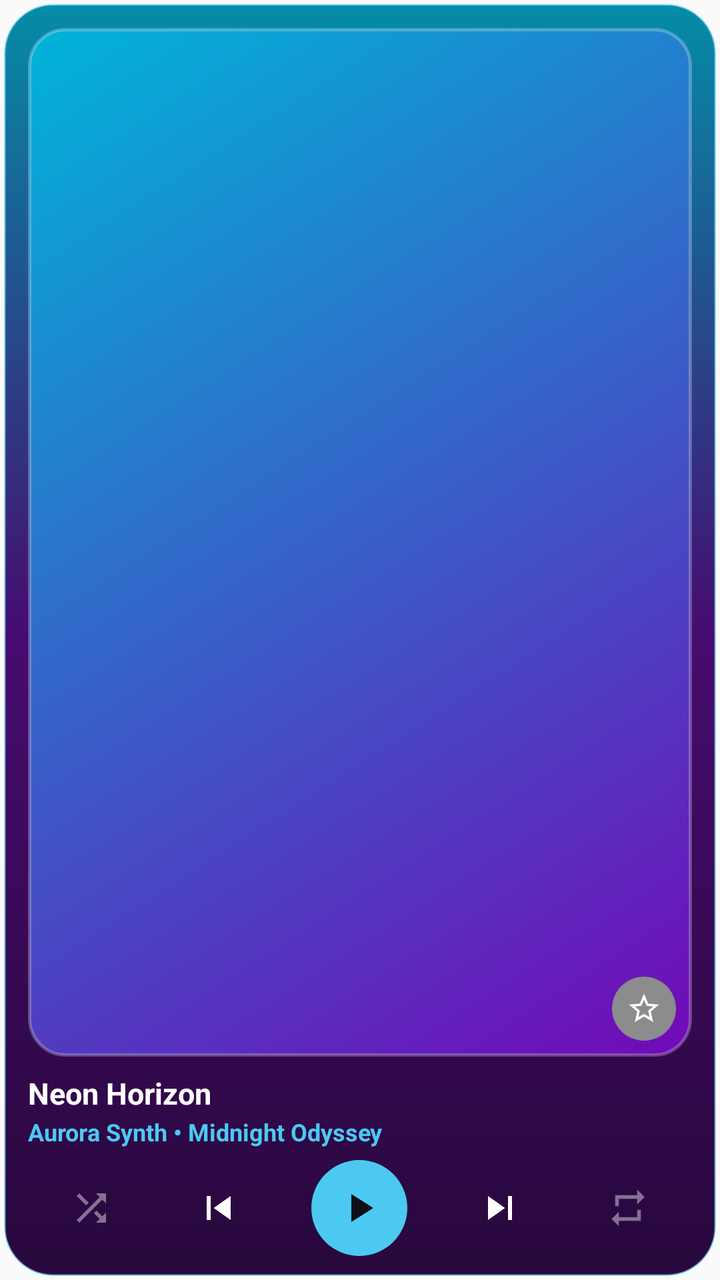
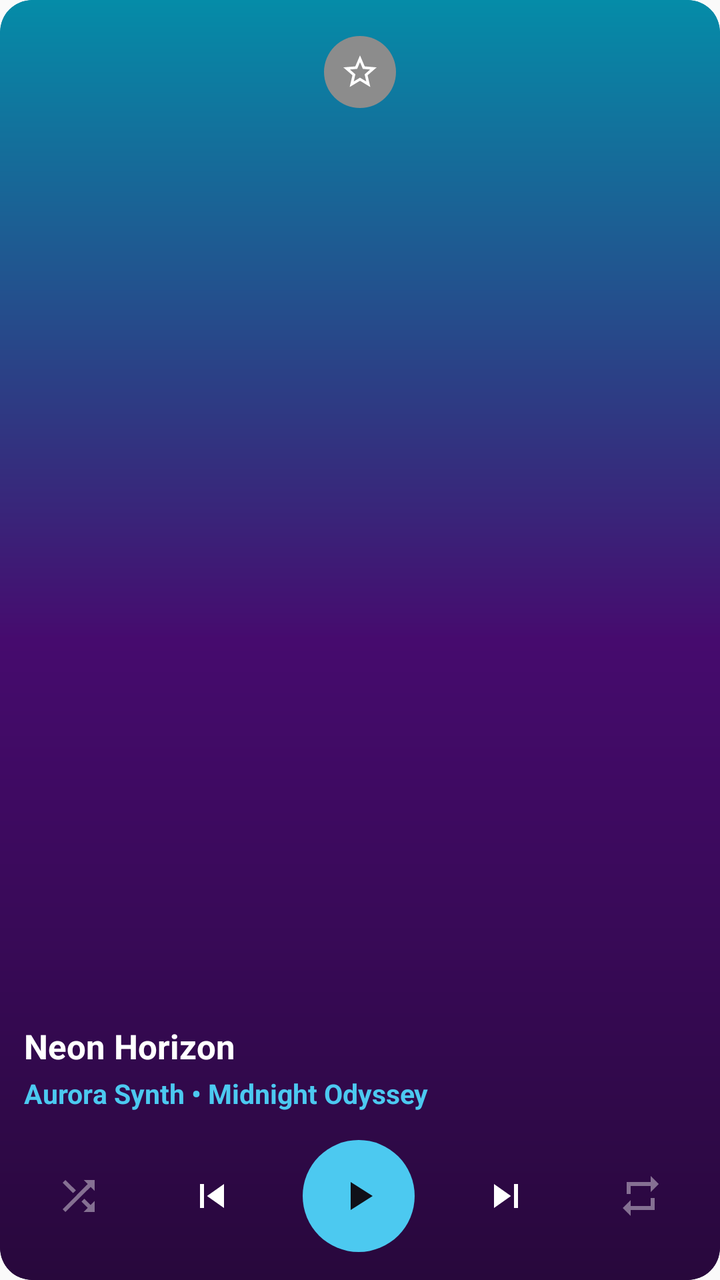

The first picture is an Android layout as it rendered before a commit; the second is the same layout after the commit. The layout source and the unified diff follow.
<!-- AndroidManifest.xml: application theme Theme.Toolbox -->
<!-- res/layout/widget_music_album_art.xml -->
<?xml version="1.0" encoding="utf-8"?>
<FrameLayout xmlns:android="http://schemas.android.com/apk/res/android"
    android:id="@+id/widget_album_root"
    android:layout_width="match_parent"
    android:layout_height="match_parent"
    android:padding="2dp">

    <ImageView
        android:id="@+id/widget_album_background"
        android:layout_width="match_parent"
        android:layout_height="match_parent"
        android:contentDescription="@null"
        android:scaleType="fitXY"
        android:src="@drawable/bg_music_widget_album_art" />

    <LinearLayout
        android:id="@+id/widget_album_content"
        android:layout_width="match_parent"
        android:layout_height="match_parent"
        android:orientation="vertical"
        android:paddingStart="12dp"
        android:paddingTop="12dp"
        android:paddingEnd="12dp"
        android:paddingBottom="10dp">

        <FrameLayout
            android:id="@+id/widget_album_art_container"
            android:layout_width="match_parent"
            android:layout_height="0dp"
            android:layout_weight="1">

            <ImageView
                android:id="@+id/widget_album_art"
                android:layout_width="match_parent"
                android:layout_height="match_parent"
                android:contentDescription="Album Art"
                android:scaleType="fitXY"
                android:src="@drawable/bg_music_widget_artwork_placeholder" />

            <FrameLayout
                android:id="@+id/widget_album_favorite_container"
                android:layout_width="32dp"
                android:layout_height="32dp"
                android:layout_gravity="bottom|end"
                android:layout_margin="8dp">

                <ImageView
                    android:id="@+id/widget_album_favorite_bg"
                    android:layout_width="match_parent"
                    android:layout_height="match_parent"
                    android:contentDescription="@null"
                    android:src="@drawable/bg_music_widget_circle"
                    android:tint="#73000000" />

                <ImageView
                    android:id="@+id/widget_album_favorite_button"
                    android:layout_width="match_parent"
                    android:layout_height="match_parent"
                    android:background="?android:attr/selectableItemBackgroundBorderless"
                    android:contentDescription="Favorite"
                    android:padding="7dp"
                    android:scaleType="centerInside"
                    android:src="@drawable/ic_media_favorite_off"
                    android:tint="#FFFFFFFF" />
            </FrameLayout>
        </FrameLayout>

        <LinearLayout
            android:id="@+id/widget_album_text_container"
            android:layout_width="match_parent"
            android:layout_height="wrap_content"
            android:orientation="vertical"
            android:paddingTop="8dp"
            android:paddingBottom="6dp">

            <TextView
                android:id="@+id/widget_album_title"
                android:layout_width="match_parent"
                android:layout_height="wrap_content"
                android:ellipsize="end"
                android:maxLines="1"
                android:text="Neon Horizon"
                android:textColor="#FFFFFFFF"
                android:textSize="15sp"
                android:textStyle="bold" />

            <TextView
                android:id="@+id/widget_album_subtitle"
                android:layout_width="match_parent"
                android:layout_height="wrap_content"
                android:layout_marginTop="1dp"
                android:ellipsize="end"
                android:maxLines="1"
                android:text="Aurora Synth • Midnight Odyssey"
                android:textColor="#FF4CC9F0"
                android:textSize="12sp"
                android:textStyle="bold" />
        </LinearLayout>

        <LinearLayout
            android:id="@+id/widget_album_controls_row"
            android:layout_width="match_parent"
            android:layout_height="wrap_content"
            android:gravity="center_vertical"
            android:orientation="horizontal">

            <FrameLayout
                android:layout_width="0dp"
                android:layout_height="wrap_content"
                android:layout_weight="1">

                <FrameLayout
                    android:id="@+id/widget_album_shuffle_container"
                    android:layout_width="36dp"
                    android:layout_height="36dp"
                    android:layout_gravity="center">

                    <ImageView
                        android:id="@+id/widget_album_shuffle_bg"
                        android:layout_width="match_parent"
                        android:layout_height="match_parent"
                        android:contentDescription="@null"
                        android:src="@drawable/bg_music_widget_circle"
                        android:tint="#404CC9F0"
                        android:visibility="invisible" />

                    <ImageView
                        android:id="@+id/widget_album_shuffle_button"
                        android:layout_width="match_parent"
                        android:layout_height="match_parent"
                        android:background="?android:attr/selectableItemBackgroundBorderless"
                        android:contentDescription="Shuffle Off"
                        android:padding="7dp"
                        android:scaleType="centerInside"
                        android:src="@drawable/ic_media_shuffle_off"
                        android:tint="#B3FFFFFF" />
                </FrameLayout>
            </FrameLayout>

            <FrameLayout
                android:layout_width="0dp"
                android:layout_height="wrap_content"
                android:layout_weight="1">

                <ImageView
                    android:id="@+id/widget_album_prev_button"
                    android:layout_width="38dp"
                    android:layout_height="38dp"
                    android:layout_gravity="center"
                    android:background="?android:attr/selectableItemBackgroundBorderless"
                    android:contentDescription="Previous track"
                    android:padding="6dp"
                    android:scaleType="centerInside"
                    android:src="@drawable/ic_media_skip_previous"
                    android:tint="#FFFFFFFF" />
            </FrameLayout>

            <FrameLayout
                android:layout_width="0dp"
                android:layout_height="wrap_content"
                android:layout_weight="1.2">

                <FrameLayout
                    android:id="@+id/widget_album_play_pause_container"
                    android:layout_width="48dp"
                    android:layout_height="48dp"
                    android:layout_gravity="center">

                    <ImageView
                        android:id="@+id/widget_album_play_pause_bg"
                        android:layout_width="match_parent"
                        android:layout_height="match_parent"
                        android:contentDescription="@null"
                        android:src="@drawable/bg_music_widget_circle"
                        android:tint="#FF4CC9F0" />

                    <ImageView
                        android:id="@+id/widget_album_play_pause_button"
                        android:layout_width="match_parent"
                        android:layout_height="match_parent"
                        android:background="?android:attr/selectableItemBackgroundBorderless"
                        android:contentDescription="Play"
                        android:padding="11dp"
                        android:scaleType="centerInside"
                        android:src="@drawable/ic_media_play"
                        android:tint="#FF101018" />
                </FrameLayout>
            </FrameLayout>

            <FrameLayout
                android:layout_width="0dp"
                android:layout_height="wrap_content"
                android:layout_weight="1">

                <ImageView
                    android:id="@+id/widget_album_next_button"
                    android:layout_width="38dp"
                    android:layout_height="38dp"
                    android:layout_gravity="center"
                    android:background="?android:attr/selectableItemBackgroundBorderless"
                    android:contentDescription="Next track"
                    android:padding="6dp"
                    android:scaleType="centerInside"
                    android:src="@drawable/ic_media_skip_next"
                    android:tint="#FFFFFFFF" />
            </FrameLayout>

            <FrameLayout
                android:layout_width="0dp"
                android:layout_height="wrap_content"
                android:layout_weight="1">

                <FrameLayout
                    android:id="@+id/widget_album_repeat_container"
                    android:layout_width="36dp"
                    android:layout_height="36dp"
                    android:layout_gravity="center">

                    <ImageView
                        android:id="@+id/widget_album_repeat_bg"
                        android:layout_width="match_parent"
                        android:layout_height="match_parent"
                        android:contentDescription="@null"
                        android:src="@drawable/bg_music_widget_circle"
                        android:tint="#404CC9F0"
                        android:visibility="invisible" />

                    <ImageView
                        android:id="@+id/widget_album_repeat_button"
                        android:layout_width="match_parent"
                        android:layout_height="match_parent"
                        android:background="?android:attr/selectableItemBackgroundBorderless"
                        android:contentDescription="Repeat Off"
                        android:padding="7dp"
                        android:scaleType="centerInside"
                        android:src="@drawable/ic_media_repeat_off"
                        android:tint="#B3FFFFFF" />
                </FrameLayout>
            </FrameLayout>
        </LinearLayout>
    </LinearLayout>
</FrameLayout>
<!-- resources referenced by this layout -->
<resources>
  <!-- drawable bg_music_widget_album_art (drawable) -->
  <?xml version="1.0" encoding="utf-8"?>
  <shape xmlns:android="http://schemas.android.com/apk/res/android"
      android:shape="rectangle">
      <corners android:radius="24dp" />
      <gradient
          android:angle="270"
          android:startColor="#FF058CA8"
          android:centerColor="#FF460B6E"
          android:endColor="#FF28083C"
          android:type="linear" />
      <stroke
          android:width="1dp"
          android:color="#664CC9F0" />
  </shape>
  <!-- drawable bg_music_widget_artwork_placeholder (drawable) -->
  <?xml version="1.0" encoding="utf-8"?>
  <shape xmlns:android="http://schemas.android.com/apk/res/android"
      android:shape="rectangle">
      <corners android:radius="18dp" />
      <gradient
          android:angle="315"
          android:startColor="#FF00B4D8"
          android:endColor="#FF7209B7"
          android:type="linear" />
      <stroke
          android:width="1.5dp"
          android:color="#40FFFFFF" />
  </shape>
  <!-- drawable bg_music_widget_circle (drawable) -->
  <?xml version="1.0" encoding="utf-8"?>
  <shape xmlns:android="http://schemas.android.com/apk/res/android"
      android:shape="oval">
      <solid android:color="#FFFFFFFF" />
  </shape>
  <!-- drawable ic_media_favorite_off (drawable) -->
  <vector xmlns:android="http://schemas.android.com/apk/res/android"
      android:width="24dp"
      android:height="24dp"
      android:viewportWidth="24"
      android:viewportHeight="24">
      <path
          android:fillColor="#FFFFFFFF"
          android:pathData="M22,9.24l-7.19,-0.62L12,2 9.19,8.63 2,9.24l5.46,4.73L5.82,21 12,17.27 18.18,21l-1.63,-7.03L22,9.24zM12,15.4l-3.76,2.27 1,-4.28 -3.32,-2.88 4.38,-0.38L12,6.1l1.71,4.04 4.38,0.38 -3.32,2.88 1,4.28L12,15.4z" />
  </vector>
  <!-- drawable ic_media_play (drawable) -->
  <vector xmlns:android="http://schemas.android.com/apk/res/android"
      android:width="24dp"
      android:height="24dp"
      android:viewportWidth="24"
      android:viewportHeight="24">
      <path
          android:fillColor="#FFFFFFFF"
          android:pathData="M8,5v14l11,-7z" />
  </vector>
  <!-- drawable ic_media_repeat_off (drawable) -->
  <vector xmlns:android="http://schemas.android.com/apk/res/android"
      android:width="24dp"
      android:height="24dp"
      android:viewportWidth="24"
      android:viewportHeight="24">
      <path
          android:fillColor="#FFFFFFFF"
          android:fillAlpha="0.42"
          android:pathData="M7,7h10v3l4,-4 -4,-4v3H5v6h2V7zm10,10H7v-3l-4,4 4,4v-3h12v-6h-2v4z" />
  </vector>
  <!-- drawable ic_media_shuffle_off (drawable) -->
  <vector xmlns:android="http://schemas.android.com/apk/res/android"
      android:width="24dp"
      android:height="24dp"
      android:viewportWidth="24"
      android:viewportHeight="24">
      <path
          android:fillColor="#FFFFFFFF"
          android:fillAlpha="0.42"
          android:pathData="M10.59,9.17L5.41,4 4,5.41l5.17,5.17 1.42,-1.41zM14.5,4l2.04,2.04L4,18.59 5.41,20 17.96,7.46 20,9.5V4h-5.5zm0.33,9.41l-1.41,1.41 3.13,3.13L14.5,20H20v-5.5l-2.04,2.04 -3.13,-3.13z" />
  </vector>
  <!-- drawable ic_media_skip_next (drawable) -->
  <vector xmlns:android="http://schemas.android.com/apk/res/android"
      android:width="24dp"
      android:height="24dp"
      android:viewportWidth="24"
      android:viewportHeight="24">
      <path
          android:fillColor="#FFFFFFFF"
          android:pathData="M6,18l8.5,-6L6,6v12zM16,6v12h2L18,6h-2z" />
  </vector>
  <!-- drawable ic_media_skip_previous (drawable) -->
  <vector xmlns:android="http://schemas.android.com/apk/res/android"
      android:width="24dp"
      android:height="24dp"
      android:viewportWidth="24"
      android:viewportHeight="24">
      <path
          android:fillColor="#FFFFFFFF"
          android:pathData="M6,6h2v12L6,18zM9.5,12l8.5,6L18,6z" />
  </vector>
  <style name="Theme.Toolbox" parent="android:Theme.Material.Light.NoActionBar" />
</resources>

<!-- the commit's change to res/layout/widget_music_album_art.xml (unified diff, before → after) -->
@@ -3,7 +3,8 @@
     android:id="@+id/widget_album_root"
     android:layout_width="match_parent"
     android:layout_height="match_parent"
-    android:padding="2dp">
+    android:background="@drawable/bg_music_widget_album_art"
+    android:clipToOutline="true">
 
     <ImageView
         android:id="@+id/widget_album_background"
@@ -18,50 +19,61 @@
         android:layout_width="match_parent"
         android:layout_height="match_parent"
         android:orientation="vertical"
-        android:paddingStart="12dp"
-        android:paddingTop="12dp"
-        android:paddingEnd="12dp"
+        android:paddingStart="0dp"
+        android:paddingTop="0dp"
+        android:paddingEnd="0dp"
         android:paddingBottom="10dp">
 
         <FrameLayout
-            android:id="@+id/widget_album_art_container"
             android:layout_width="match_parent"
             android:layout_height="0dp"
-            android:layout_weight="1">
-
-            <ImageView
-                android:id="@+id/widget_album_art"
-                android:layout_width="match_parent"
-                android:layout_height="match_parent"
-                android:contentDescription="Album Art"
-                android:scaleType="fitXY"
-                android:src="@drawable/bg_music_widget_artwork_placeholder" />
-
-            <FrameLayout
-                android:id="@+id/widget_album_favorite_container"
-                android:layout_width="32dp"
-                android:layout_height="32dp"
-                android:layout_gravity="bottom|end"
-                android:layout_margin="8dp">
+            android:layout_weight="1"
+            android:paddingStart="8dp"
+            android:paddingTop="8dp"
+            android:paddingEnd="8dp"
+            android:paddingBottom="8dp">
+
+            <FrameLayout
+                android:id="@+id/widget_album_art_container"
+                android:layout_width="wrap_content"
+                android:layout_height="wrap_content"
+                android:layout_gravity="top|center_horizontal">
 
                 <ImageView
-                    android:id="@+id/widget_album_favorite_bg"
-                    android:layout_width="match_parent"
-                    android:layout_height="match_parent"
-                    android:contentDescription="@null"
-                    android:src="@drawable/bg_music_widget_circle"
-                    android:tint="#73000000" />
-
-                <ImageView
-                    android:id="@+id/widget_album_favorite_button"
-                    android:layout_width="match_parent"
-                    android:layout_height="match_parent"
-                    android:background="?android:attr/selectableItemBackgroundBorderless"
-                    android:contentDescription="Favorite"
-                    android:padding="7dp"
-                    android:scaleType="centerInside"
-                    android:src="@drawable/ic_media_favorite_off"
-                    android:tint="#FFFFFFFF" />
+                    android:id="@+id/widget_album_art"
+                    android:layout_width="wrap_content"
+                    android:layout_height="wrap_content"
+                    android:adjustViewBounds="true"
+                    android:contentDescription="Album Art"
+                    android:scaleType="fitCenter"
+                    android:src="@drawable/bg_music_widget_artwork_placeholder" />
+
+                <FrameLayout
+                    android:id="@+id/widget_album_favorite_container"
+                    android:layout_width="36dp"
+                    android:layout_height="36dp"
+                    android:layout_gravity="bottom|end"
+                    android:layout_margin="10dp">
+
+                    <ImageView
+                        android:id="@+id/widget_album_favorite_bg"
+                        android:layout_width="match_parent"
+                        android:layout_height="match_parent"
+                        android:contentDescription="@null"
+                        android:src="@drawable/bg_music_widget_circle"
+                        android:tint="#73000000" />
+
+                    <ImageView
+                        android:id="@+id/widget_album_favorite_button"
+                        android:layout_width="match_parent"
+                        android:layout_height="match_parent"
+                        android:background="?android:attr/selectableItemBackgroundBorderless"
+                        android:contentDescription="Favorite"
+                        android:padding="8dp"
+                        android:scaleType="centerInside"
+                        android:src="@drawable/ic_media_favorite_off"
+                        android:tint="#FFFFFFFF" />
+                </FrameLayout>
             </FrameLayout>
         </FrameLayout>
 
@@ -70,8 +82,10 @@
             android:layout_width="match_parent"
             android:layout_height="wrap_content"
             android:orientation="vertical"
-            android:paddingTop="8dp"
-            android:paddingBottom="6dp">
+            android:paddingStart="12dp"
+            android:paddingTop="6dp"
+            android:paddingEnd="12dp"
+            android:paddingBottom="10dp">
 
             <TextView
                 android:id="@+id/widget_album_title"
@@ -81,19 +95,19 @@
                 android:maxLines="1"
                 android:text="Neon Horizon"
                 android:textColor="#FFFFFFFF"
-                android:textSize="15sp"
+                android:textSize="17sp"
                 android:textStyle="bold" />
 
             <TextView
                 android:id="@+id/widget_album_subtitle"
                 android:layout_width="match_parent"
                 android:layout_height="wrap_content"
-                android:layout_marginTop="1dp"
+                android:layout_marginTop="3dp"
                 android:ellipsize="end"
                 android:maxLines="1"
                 android:text="Aurora Synth • Midnight Odyssey"
                 android:textColor="#FF4CC9F0"
-                android:textSize="12sp"
+                android:textSize="13.5sp"
                 android:textStyle="bold" />
         </LinearLayout>
 
@@ -102,7 +116,11 @@
             android:layout_width="match_parent"
             android:layout_height="wrap_content"
             android:gravity="center_vertical"
-            android:orientation="horizontal">
+            android:orientation="horizontal"
+            android:paddingStart="6dp"
+            android:paddingTop="4dp"
+            android:paddingEnd="6dp"
+            android:paddingBottom="4dp">
 
             <FrameLayout
                 android:layout_width="0dp"
@@ -111,8 +129,8 @@
 
                 <FrameLayout
                     android:id="@+id/widget_album_shuffle_container"
-                    android:layout_width="36dp"
-                    android:layout_height="36dp"
+                    android:layout_width="42dp"
+                    android:layout_height="42dp"
                     android:layout_gravity="center">
 
                     <ImageView
@@ -130,7 +148,7 @@
                         android:layout_height="match_parent"
                         android:background="?android:attr/selectableItemBackgroundBorderless"
                         android:contentDescription="Shuffle Off"
-                        android:padding="7dp"
+                        android:padding="8dp"
                         android:scaleType="centerInside"
                         android:src="@drawable/ic_media_shuffle_off"
                         android:tint="#B3FFFFFF" />
@@ -144,12 +162,12 @@
 
                 <ImageView
                     android:id="@+id/widget_album_prev_button"
-                    android:layout_width="38dp"
-                    android:layout_height="38dp"
+                    android:layout_width="44dp"
+                    android:layout_height="44dp"
                     android:layout_gravity="center"
                     android:background="?android:attr/selectableItemBackgroundBorderless"
                     android:contentDescription="Previous track"
-                    android:padding="6dp"
+                    android:padding="7dp"
                     android:scaleType="centerInside"
                     android:src="@drawable/ic_media_skip_previous"
                     android:tint="#FFFFFFFF" />
@@ -162,8 +180,8 @@
 
                 <FrameLayout
                     android:id="@+id/widget_album_play_pause_container"
-                    android:layout_width="48dp"
-                    android:layout_height="48dp"
+                    android:layout_width="56dp"
+                    android:layout_height="56dp"
                     android:layout_gravity="center">
 
                     <ImageView
@@ -180,7 +198,7 @@
                         android:layout_height="match_parent"
                         android:background="?android:attr/selectableItemBackgroundBorderless"
                         android:contentDescription="Play"
-                        android:padding="11dp"
+                        android:padding="13dp"
                         android:scaleType="centerInside"
                         android:src="@drawable/ic_media_play"
                         android:tint="#FF101018" />
@@ -194,12 +212,12 @@
 
                 <ImageView
                     android:id="@+id/widget_album_next_button"
-                    android:layout_width="38dp"
-                    android:layout_height="38dp"
+                    android:layout_width="44dp"
+                    android:layout_height="44dp"
                     android:layout_gravity="center"
                     android:background="?android:attr/selectableItemBackgroundBorderless"
                     android:contentDescription="Next track"
-                    android:padding="6dp"
+                    android:padding="7dp"
                     android:scaleType="centerInside"
                     android:src="@drawable/ic_media_skip_next"
                     android:tint="#FFFFFFFF" />
@@ -212,8 +230,8 @@
 
                 <FrameLayout
                     android:id="@+id/widget_album_repeat_container"
-                    android:layout_width="36dp"
-                    android:layout_height="36dp"
+                    android:layout_width="42dp"
+                    android:layout_height="42dp"
                     android:layout_gravity="center">
 
                     <ImageView
@@ -231,7 +249,7 @@
                         android:layout_height="match_parent"
                         android:background="?android:attr/selectableItemBackgroundBorderless"
                         android:contentDescription="Repeat Off"
-                        android:padding="7dp"
+                        android:padding="8dp"
                         android:scaleType="centerInside"
                         android:src="@drawable/ic_media_repeat_off"
                         android:tint="#B3FFFFFF" />
<!-- resource entries referenced after the edit -->
@@ -4,22 +4,19 @@
   <?xml version="1.0" encoding="utf-8"?>
   <shape xmlns:android="http://schemas.android.com/apk/res/android"
       android:shape="rectangle">
-      <corners android:radius="24dp" />
+      <corners android:radius="16dp" />
       <gradient
           android:angle="270"
           android:startColor="#FF058CA8"
           android:centerColor="#FF460B6E"
           android:endColor="#FF28083C"
           android:type="linear" />
-      <stroke
-          android:width="1dp"
-          android:color="#664CC9F0" />
   </shape>
   <!-- drawable bg_music_widget_artwork_placeholder (drawable) -->
   <?xml version="1.0" encoding="utf-8"?>
   <shape xmlns:android="http://schemas.android.com/apk/res/android"
       android:shape="rectangle">
-      <corners android:radius="18dp" />
+      <corners android:radius="16dp" />
       <gradient
           android:angle="315"
           android:startColor="#FF00B4D8"
